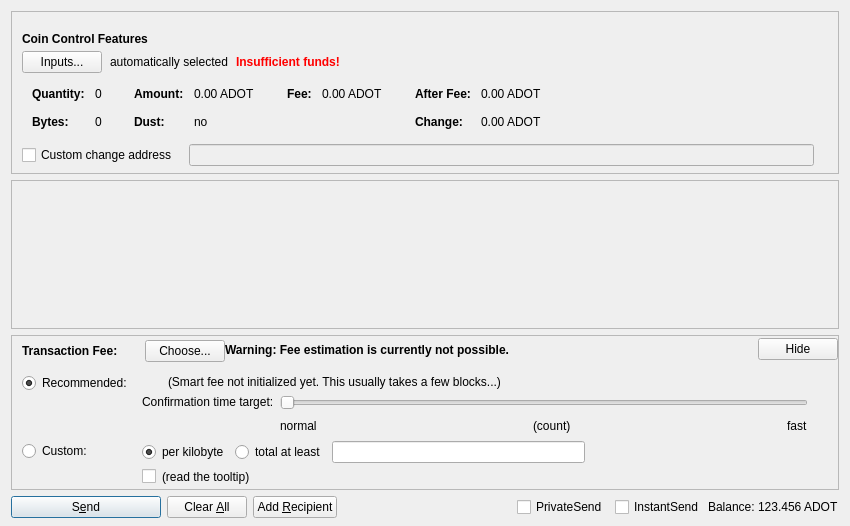
Qt form src/qt/forms/sendcoinsdialog.ui (eskal/Alterdot) before a commit.
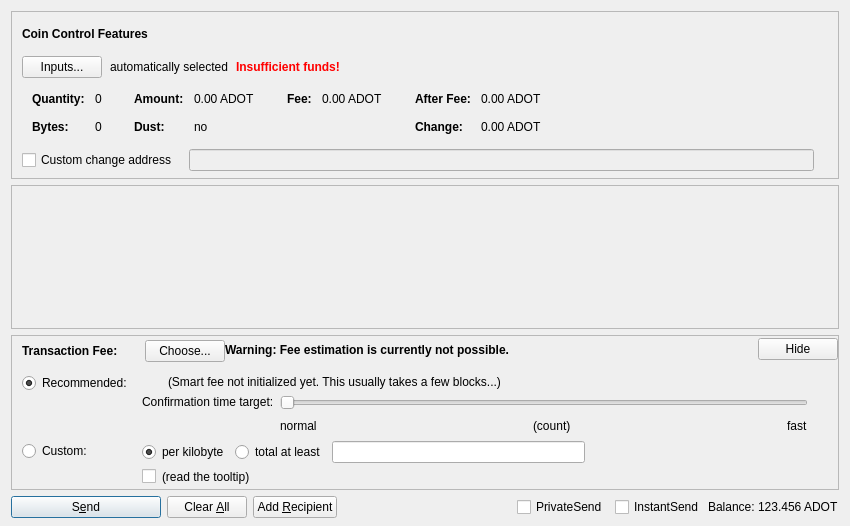
The same form after that commit. Custom widgets are drawn as their Qt base class.

Patch:
```diff
--- a/src/qt/forms/sendcoinsdialog.ui
+++ b/src/qt/forms/sendcoinsdialog.ui
@@ -62,12 +62,12 @@
          <number>10</number>
         </property>
         <property name="topMargin">
-         <number>20</number>
+         <number>15</number>
         </property>
         <item>
          <layout class="QHBoxLayout" name="horizontalLayoutCoinControl1">
           <property name="bottomMargin">
-           <number>5</number>
+           <number>15</number>
           </property>
           <item>
            <widget class="QLabel" name="labelCoinControlFeatures">
```
